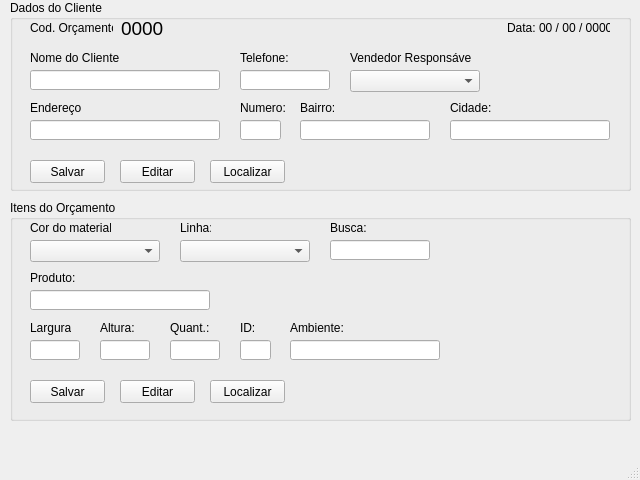
Above: telas_ui/tela_novo_orcamento.ui from pliniocefet/EsquadriCalcTeste before the change. Below: the same form after it.
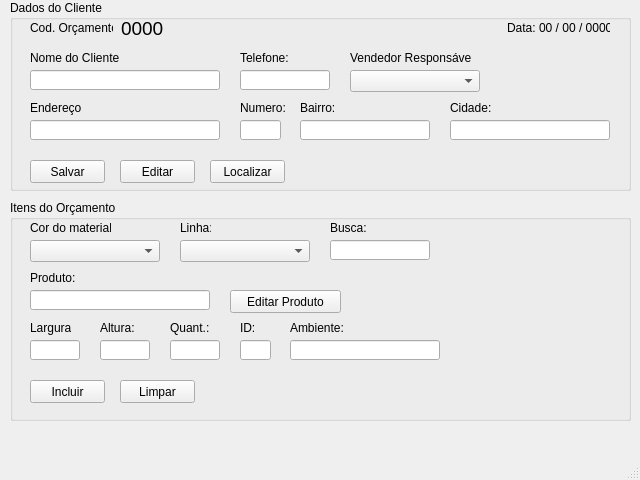
That is the form after the change.

Commit message: alterado telas de cadastro de perfil, ainda em testes para implementar

```diff
--- a/telas_ui/tela_novo_orcamento.ui
+++ b/telas_ui/tela_novo_orcamento.ui
@@ -394,7 +394,7 @@
       </rect>
      </property>
      <property name="text">
-      <string>Editar</string>
+      <string>Limpar</string>
      </property>
     </widget>
     <widget class="QLineEdit" name="entry_altura">
@@ -480,14 +480,14 @@
     <widget class="QPushButton" name="bt_localizar_cliente_2">
      <property name="geometry">
       <rect>
-       <x>200</x>
-       <y>180</y>
-       <width>75</width>
+       <x>220</x>
+       <y>90</y>
+       <width>111</width>
        <height>23</height>
       </rect>
      </property>
      <property name="text">
-      <string>Localizar</string>
+      <string>Editar Produto</string>
      </property>
     </widget>
     <widget class="QLabel" name="lb_busca_produto">
@@ -539,7 +539,7 @@
       </rect>
      </property>
      <property name="text">
-      <string>Salvar</string>
+      <string>Incluir</string>
      </property>
     </widget>
     <widget class="QLabel" name="lb_cor_material">
```
Left out of the diff: 12 changed lines with no effect on the pictures. The commit also changes 8 other files.
